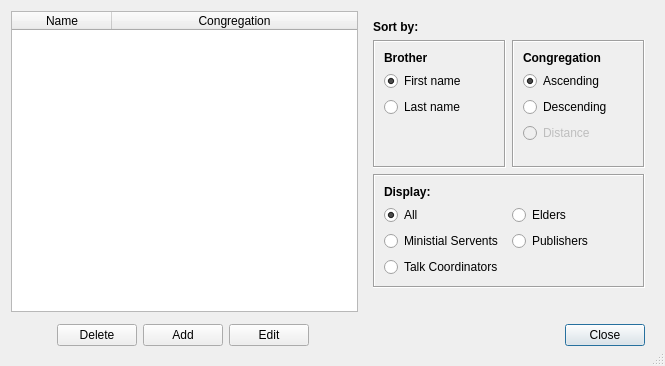
JoelMon/pyTalkManager, file pyTalkManager/gui/BrotherWindow.ui: the form before one commit.
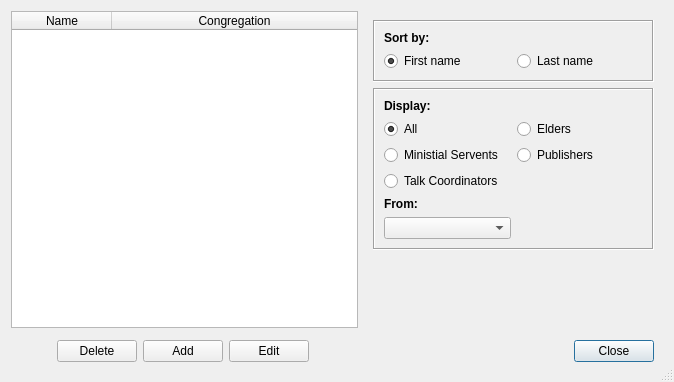
The form after the commit.

Commit message: Updated the BrotherWindow GUI - Removed sorting by congregation.

Patch:
```diff
--- a/pyTalkManager/gui/BrotherWindow.ui
+++ b/pyTalkManager/gui/BrotherWindow.ui
@@ -6,8 +6,8 @@
    <rect>
     <x>0</x>
     <y>0</y>
-    <width>665</width>
-    <height>366</height>
+    <width>674</width>
+    <height>382</height>
    </rect>
   </property>
   <property name="windowTitle">
@@ -121,7 +121,7 @@
       <enum>QFrame::Plain</enum>
      </property>
      <layout class="QGridLayout" name="gridLayout_5">
-      <item row="2" column="0" colspan="2">
+      <item row="1" column="0" colspan="2">
        <widget class="QFrame" name="frame_6">
         <property name="frameShape">
          <enum>QFrame::Box</enum>
@@ -130,6 +130,20 @@
          <enum>QFrame::Sunken</enum>
         </property>
         <layout class="QGridLayout" name="gridLayout_6">
+         <item row="6" column="0">
+          <widget class="QLabel" name="label">
+           <property name="font">
+            <font>
+             <family>Arial</family>
+             <weight>75</weight>
+             <bold>true</bold>
+            </font>
+           </property>
+           <property name="text">
+            <string>From:</string>
+           </property>
+          </widget>
+         </item>
          <item row="0" column="0">
           <widget class="QLabel" name="label_4">
            <property name="font">
@@ -182,10 +196,13 @@
            </property>
           </widget>
          </item>
+         <item row="7" column="0">
+          <widget class="QComboBox" name="combo_cong"/>
+         </item>
         </layout>
        </widget>
       </item>
-      <item row="4" column="0">
+      <item row="2" column="0">
        <spacer name="verticalSpacer">
         <property name="orientation">
          <enum>Qt::Vertical</enum>
@@ -198,88 +215,7 @@
         </property>
        </spacer>
       </item>
-      <item row="1" column="1">
-       <widget class="QFrame" name="frame_5">
-        <property name="frameShape">
-         <enum>QFrame::Box</enum>
-        </property>
-        <property name="frameShadow">
-         <enum>QFrame::Sunken</enum>
-        </property>
-        <layout class="QGridLayout" name="gridLayout_4">
-         <item row="0" column="0">
-          <widget class="QLabel" name="label_3">
-           <property name="font">
-            <font>
-             <family>Arial</family>
-             <weight>75</weight>
-             <bold>true</bold>
-            </font>
-           </property>
-           <property name="text">
-            <string>Congregation</string>
-           </property>
-          </widget>
-         </item>
-         <item row="2" column="0">
-          <widget class="QRadioButton" name="radioButton_5">
-           <property name="whatsThis">
-            <string>Sort the brother list by congregation's name in descending order.</string>
-           </property>
-           <property name="text">
-            <string>Descending</string>
-           </property>
-          </widget>
-         </item>
-         <item row="1" column="0">
-          <widget class="QRadioButton" name="radioButton_4">
-           <property name="whatsThis">
-            <string>Sort the brother list by congregation's name in ascending order.</string>
-           </property>
-           <property name="text">
-            <string>Ascending</string>
-           </property>
-           <property name="checked">
-            <bool>true</bool>
-           </property>
-          </widget>
-         </item>
-         <item row="3" column="0">
-          <widget class="QRadioButton" name="radioButton_6">
-           <property name="enabled">
-            <bool>false</bool>
-           </property>
-           <property name="toolTip">
-            <string>Currently not implemented.</string>
-           </property>
-           <property name="whatsThis">
-            <string>Sort the brother list by congregation's distance from home congregation.</string>
-           </property>
-           <property name="text">
-            <string>Distance</string>
-           </property>
-           <property name="checkable">
-            <bool>true</bool>
-           </property>
-          </widget>
-         </item>
-         <item row="4" column="0">
-          <spacer name="verticalSpacer_4">
-           <property name="orientation">
-            <enum>Qt::Vertical</enum>
-           </property>
-           <property name="sizeHint" stdset="0">
-            <size>
-             <width>20</width>
-             <height>40</height>
-            </size>
-           </property>
-          </spacer>
-         </item>
-        </layout>
-       </widget>
-      </item>
-      <item row="1" column="0">
+      <item row="0" column="0" colspan="2">
        <widget class="QFrame" name="frame_4">
         <property name="frameShape">
          <enum>QFrame::Box</enum>
@@ -288,16 +224,6 @@
          <enum>QFrame::Sunken</enum>
         </property>
         <layout class="QGridLayout" name="gridLayout_3">
-         <item row="2" column="0">
-          <widget class="QRadioButton" name="radioButton_3">
-           <property name="whatsThis">
-            <string>Sort the brother list by last names.</string>
-           </property>
-           <property name="text">
-            <string>Last name</string>
-           </property>
-          </widget>
-         </item>
          <item row="0" column="0">
           <widget class="QLabel" name="label_2">
            <property name="font">
@@ -308,7 +234,7 @@
             </font>
            </property>
            <property name="text">
-            <string>Brother</string>
+            <string>Sort by:</string>
            </property>
           </widget>
          </item>
@@ -325,36 +251,19 @@
            </property>
           </widget>
          </item>
-         <item row="3" column="0">
-          <spacer name="verticalSpacer_2">
-           <property name="orientation">
-            <enum>Qt::Vertical</enum>
+         <item row="1" column="1">
+          <widget class="QRadioButton" name="radio_l_name">
+           <property name="whatsThis">
+            <string>Sort the brother list by last names.</string>
            </property>
-           <property name="sizeHint" stdset="0">
-            <size>
-             <width>20</width>
-             <height>40</height>
-            </size>
+           <property name="text">
+            <string>Last name</string>
            </property>
-          </spacer>
+          </widget>
          </item>
         </layout>
        </widget>
       </item>
-      <item row="0" column="0">
-       <widget class="QLabel" name="label">
-        <property name="font">
-         <font>
-          <family>Arial</family>
-          <weight>75</weight>
-          <bold>true</bold>
-         </font>
-        </property>
-        <property name="text">
-         <string>Sort by:</string>
-        </property>
-       </widget>
-      </item>
      </layout>
     </widget>
    </item>
```
Left out of the diff: 12 changed lines with no effect on the pictures. The commit also changes 1 other file.
